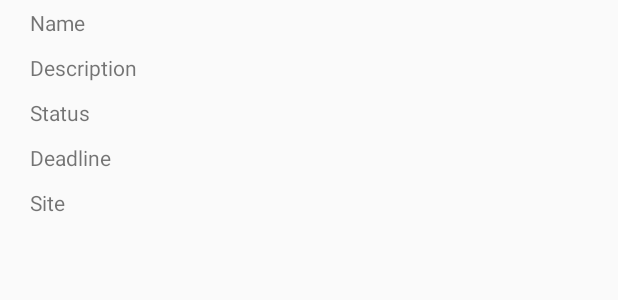
After one commit to HutterSven/ConRep, an Android app: the layout activity_delete_task.xml on its own in the app's theme, with its tools: preview values and no code run, on a phone screen of 412 x 824 dp. The commit adds this screen. Shown: the top 300 px of the screen. Run offline under Robolectric (Android 15) with nearby library versions, the phone set to English and light mode, and no system bars.

Commit message:
finished Deletes

```diff
--- a/app/src/main/java/com/example/conrep/ui/report/EditReport.java
+++ b/app/src/main/java/com/example/conrep/ui/report/EditReport.java
@@ -41,9 +41,9 @@ public class EditReport extends BaseActivity {
         ReportViewModel.Factory factory = new ReportViewModel.Factory(
                 getApplication(), reportID);
         viewModel = ViewModelProviders.of(this, factory).get(ReportViewModel.class);
-        viewModel.getReport().observe(this, reportEntity -> {
+        viewModel.getReport(reportID).observe(this, reportEntity -> {
             if (reportEntity != null) {
-                report = reportEntity;
+                report = reportEntity; // todo is somehow 0
             }
         });
 
--- a/app/src/main/java/com/example/conrep/ui/viewmodel/report/ReportViewModel.java
+++ b/app/src/main/java/com/example/conrep/ui/viewmodel/report/ReportViewModel.java
@@ -12,6 +12,7 @@ import androidx.lifecycle.ViewModelProvider;
 import com.example.conrep.database.report.ReportEntity;
 import com.example.conrep.database.repository.ReportRepository;
 import com.example.conrep.BaseApp;
+import com.example.conrep.database.site.ConstructionSiteEntity;
 import com.example.conrep.ui.util.OnAsyncEventListener;
 
 public class ReportViewModel extends AndroidViewModel {
@@ -69,8 +70,8 @@ public class ReportViewModel extends AndroidViewModel {
     /**
      * Expose the LiveData ReportEntity query so the UI can observe it.
      */
-    public LiveData<ReportEntity> getReport() {
-        return observableReport;
+    public LiveData<ReportEntity> getReport(int reportID) {
+        return repository.getReport(reportID, application);
     }
 
     public void createReport(ReportEntity report, OnAsyncEventListener callback) {
--- a/app/src/main/java/com/example/conrep/ui/viewmodel/task/TaskViewModel.java
+++ b/app/src/main/java/com/example/conrep/ui/viewmodel/task/TaskViewModel.java
@@ -69,8 +69,8 @@ public class TaskViewModel extends AndroidViewModel {
     /**
      * Expose the LiveData TaskEntity query so the UI can observe it.
      */
-    public LiveData<TaskEntity> getTask() {
-        return observableTask;
+    public LiveData<TaskEntity> getTask(int taskID) {
+        return repository.getTask(taskID, application);
     }
 
     public void createTask(TaskEntity task, OnAsyncEventListener callback) {
--- /dev/null
+++ b/app/src/main/res/layout/activity_delete_task.xml
@@ -0,0 +1,134 @@
+<?xml version="1.0" encoding="utf-8"?>
+<LinearLayout xmlns:android="http://schemas.android.com/apk/res/android"
+    xmlns:app="http://schemas.android.com/apk/res-auto"
+    xmlns:tools="http://schemas.android.com/tools"
+    android:layout_width="match_parent"
+    android:layout_height="match_parent"
+    android:orientation="vertical"
+    tools:context=".ui.task.DeleteTask">
+
+    <LinearLayout
+        android:layout_width="match_parent"
+        android:layout_height="wrap_content"
+        android:orientation="horizontal">
+
+        <TextView
+            android:id="@+id/lDeleteNameTask"
+            android:layout_width="0dp"
+            android:layout_height="wrap_content"
+            android:layout_marginVertical="5dp"
+            android:layout_marginLeft="20dp"
+            android:layout_marginRight="20dp"
+            android:layout_weight="1"
+            android:text="@string/name" />
+
+        <TextView
+            android:id="@+id/tvDeleteNameTask"
+            android:layout_width="0dp"
+            android:layout_height="wrap_content"
+            android:layout_marginVertical="5dp"
+            android:layout_marginLeft="20dp"
+            android:layout_marginRight="20dp"
+            android:layout_weight="1" />
+    </LinearLayout>
+
+    <LinearLayout
+        android:layout_width="match_parent"
+        android:layout_height="wrap_content"
+        android:orientation="horizontal">
+
+        <TextView
+            android:id="@+id/lDeleteDescriptionTask"
+            android:layout_width="0dp"
+            android:layout_height="wrap_content"
+            android:layout_marginVertical="5dp"
+            android:layout_marginLeft="20dp"
+            android:layout_marginRight="20dp"
+            android:layout_weight="1"
+            android:text="@string/description" />
+
+        <TextView
+            android:id="@+id/tvDeleteDescriptionTask"
+            android:layout_width="0dp"
+            android:layout_height="wrap_content"
+            android:layout_marginVertical="5dp"
+            android:layout_marginLeft="20dp"
+            android:layout_marginRight="20dp"
+            android:layout_weight="1" />
+    </LinearLayout>
+
+    <LinearLayout
+        android:layout_width="match_parent"
+        android:layout_height="wrap_content"
+        android:orientation="horizontal">
+
+        <TextView
+            android:id="@+id/lDeleteStatusTask"
+            android:layout_width="0dp"
+            android:layout_height="wrap_content"
+            android:layout_marginVertical="5dp"
+            android:layout_marginLeft="20dp"
+            android:layout_marginRight="20dp"
+            android:layout_weight="1"
+            android:text="@string/status" />
+
+        <TextView
+            android:id="@+id/tvDeleteStatusTask"
+            android:layout_width="0dp"
+            android:layout_height="wrap_content"
+            android:layout_marginVertical="5dp"
+            android:layout_marginLeft="20dp"
+            android:layout_marginRight="20dp"
+            android:layout_weight="1" />
+    </LinearLayout>
+
+    <LinearLayout
+        android:layout_width="match_parent"
+        android:layout_height="wrap_content"
+        android:orientation="horizontal">
+
+        <TextView
+            android:id="@+id/lDeleteDeadlineTask"
+            android:layout_width="0dp"
+            android:layout_height="wrap_content"
+            android:layout_marginVertical="5dp"
+            android:layout_marginLeft="20dp"
+            android:layout_marginRight="20dp"
+            android:layout_weight="1"
+            android:text="@string/deadline" />
+
+        <TextView
+            android:id="@+id/tvDeleteDeadlineTask"
+            android:layout_width="0dp"
+            android:layout_height="wrap_content"
+            android:layout_marginVertical="5dp"
+            android:layout_marginLeft="20dp"
+            android:layout_marginRight="20dp"
+            android:layout_weight="1" />
+    </LinearLayout>
+
+    <LinearLayout
+        android:layout_width="match_parent"
+        android:layout_height="wrap_content"
+        android:orientation="horizontal">
+
+        <TextView
+            android:id="@+id/lDeleteSiteTask"
+            android:layout_width="0dp"
+            android:layout_height="wrap_content"
+            android:layout_marginVertical="5dp"
+            android:layout_marginLeft="20dp"
+            android:layout_marginRight="20dp"
+            android:layout_weight="1"
+            android:text="@string/site" />
+
+        <TextView
+            android:id="@+id/tvDeleteSiteTask"
+            android:layout_width="0dp"
+            android:layout_height="wrap_content"
+            android:layout_marginVertical="5dp"
+            android:layout_marginLeft="20dp"
+            android:layout_marginRight="20dp"
+            android:layout_weight="1" />
+    </LinearLayout>
+</LinearLayout>
--- a/app/src/main/res/values/strings.xml
+++ b/app/src/main/res/values/strings.xml
@@ -81,6 +81,8 @@
     <string name="delete_site_final">Site deleted.</string>
     <string name="delete_task_final">Task deleted.</string>
     <string name="delete_site_error">Site could not be deleted</string>
+    <string name="delete_report_error">Report could not be deleted</string>
+    <string name="delete_task_error">Task could not be deleted</string>
 
     <string-array name="languages_array">
         <item>English</item>
```
Also changed, not shown: app/src/main/AndroidManifest.xml (+11 -9 lines), app/src/main/java/com/example/conrep/ui/report/DeleteReport.java (added, +66 -0 lines), app/src/main/java/com/example/conrep/ui/report/ViewReport.java (+28 -11 lines), app/src/main/java/com/example/conrep/ui/site/DeleteConstructionSite.java (+5 -7 lines), app/src/main/java/com/example/conrep/ui/site/ViewConstructionSite.java (+4 -4 lines), app/src/main/java/com/example/conrep/ui/task/DeleteTask.java (added, +69 -0 lines), app/src/main/java/com/example/conrep/ui/task/ViewTask.java (+27 -7 lines), app/src/main/res/layout/activity_delete_report.xml (added, +135 -0 lines), app/src/main/res/layout/activity_view_report.xml (+5 -5 lines).
